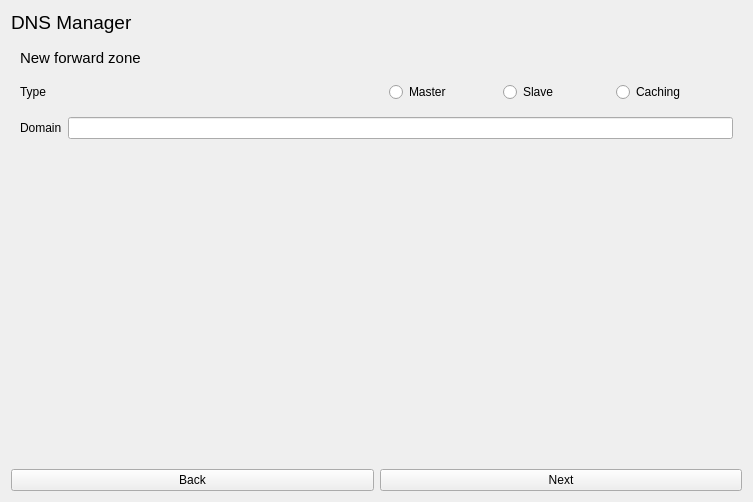
Before: the Qt Designer form dns_window.ui in kubekpop/slm, drawn with Qt 5.
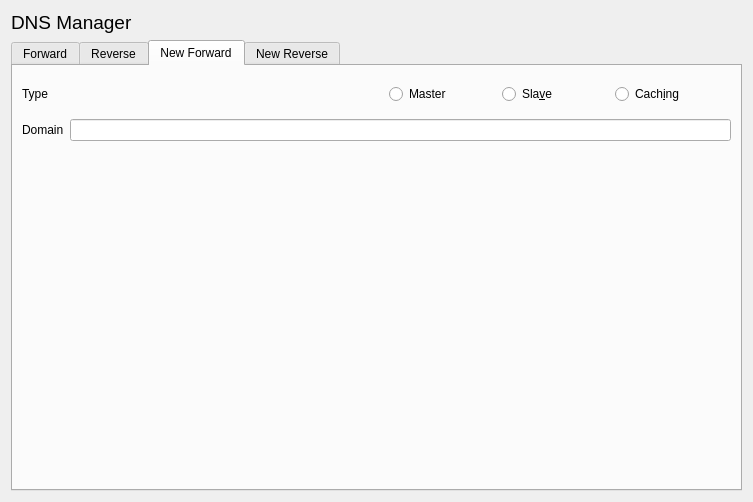
After: the same form once the commit is applied. The open tabs and pages were chosen to show the change.

Commit message:
Switched to tab widget
Switched from stacked to tab widget in DNS and DHCP windows, changed Docker default tab, added new build.

```diff
--- a/dns_window.ui
+++ b/dns_window.ui
@@ -27,13 +27,16 @@
     </widget>
    </item>
    <item>
-    <widget class="QStackedWidget" name="stacked">
+    <widget class="QTabWidget" name="tabWidget">
      <property name="currentIndex">
-      <number>2</number>
+      <number>0</number>
      </property>
-     <widget class="QWidget" name="page">
-      <layout class="QVBoxLayout" name="verticalLayout">
-       <item>
+     <widget class="QWidget" name="tab">
+      <attribute name="title">
+       <string>Forward</string>
+      </attribute>
+      <layout class="QGridLayout" name="gridLayout">
+       <item row="0" column="0">
         <layout class="QHBoxLayout" name="horizontalLayout">
          <item>
           <widget class="QLabel" name="label_2">
@@ -63,7 +66,7 @@
          </item>
         </layout>
        </item>
-       <item>
+       <item row="1" column="0">
         <widget class="QTableWidget" name="tableWidget">
          <property name="dragEnabled">
           <bool>false</bool>
@@ -139,21 +142,31 @@
        </item>
       </layout>
      </widget>
-     <widget class="QWidget" name="page_2">
-      <layout class="QVBoxLayout" name="verticalLayout_4">
-       <item>
-        <widget class="QLabel" name="label_3">
-         <property name="font">
-          <font>
-           <pointsize>11</pointsize>
-          </font>
-         </property>
-         <property name="text">
-          <string>New forward zone</string>
-         </property>
-        </widget>
+     <widget class="QWidget" name="tab_2">
+      <attribute name="title">
+       <string>Reverse</string>
+      </attribute>
+     </widget>
+     <widget class="QWidget" name="tab_3">
+      <attribute name="title">
+       <string>New Forward</string>
+      </attribute>
+      <layout class="QGridLayout" name="gridLayout_2">
+       <item row="1" column="0">
+        <layout class="QHBoxLayout" name="horizontalLayout_7">
+         <item>
+          <widget class="QLabel" name="label_7">
+           <property name="text">
+            <string>Domain</string>
+           </property>
+          </widget>
+         </item>
+         <item>
+          <widget class="QLineEdit" name="lineEdit"/>
+         </item>
+        </layout>
        </item>
-       <item>
+       <item row="0" column="0">
         <layout class="QHBoxLayout" name="horizontalLayout_2">
          <item>
           <widget class="QLabel" name="label_4">
@@ -175,14 +188,14 @@
             <item>
              <widget class="QRadioButton" name="radioButton_3">
               <property name="text">
-               <string>Slave</string>
+               <string>Sla&amp;ve</string>
               </property>
              </widget>
             </item>
             <item>
              <widget class="QRadioButton" name="radioButton">
               <property name="text">
-               <string>Caching</string>
+               <string>Cach&amp;ing</string>
               </property>
              </widget>
             </item>
@@ -191,22 +204,8 @@
          </item>
         </layout>
        </item>
-       <item>
-        <layout class="QHBoxLayout" name="horizontalLayout_7">
-         <item>
-          <widget class="QLabel" name="label_7">
-           <property name="text">
-            <string>Domain</string>
-           </property>
-          </widget>
-         </item>
-         <item>
-          <widget class="QLineEdit" name="lineEdit"/>
-         </item>
-        </layout>
-       </item>
-       <item>
-        <spacer name="verticalSpacer_2">
+       <item row="2" column="0">
+        <spacer name="verticalSpacer">
          <property name="orientation">
           <enum>Qt::Vertical</enum>
          </property>
@@ -220,21 +219,12 @@
        </item>
       </layout>
      </widget>
-     <widget class="QWidget" name="page_3">
-      <layout class="QVBoxLayout" name="verticalLayout_3">
-       <item>
-        <widget class="QLabel" name="label_5">
-         <property name="font">
-          <font>
-           <pointsize>11</pointsize>
-          </font>
-         </property>
-         <property name="text">
-          <string>New reverse zone</string>
-         </property>
-        </widget>
-       </item>
-       <item>
+     <widget class="QWidget" name="tab_4">
+      <attribute name="title">
+       <string>New Reverse</string>
+      </attribute>
+      <layout class="QGridLayout" name="gridLayout_3">
+       <item row="0" column="0">
         <layout class="QHBoxLayout" name="horizontalLayout_4">
          <item>
           <widget class="QLabel" name="label_6">
@@ -272,7 +262,7 @@
          </item>
         </layout>
        </item>
-       <item>
+       <item row="1" column="0">
         <layout class="QHBoxLayout" name="horizontalLayout_8">
          <item>
           <widget class="QLabel" name="label_8">
@@ -286,8 +276,8 @@
          </item>
         </layout>
        </item>
-       <item>
-        <spacer name="verticalSpacer">
+       <item row="2" column="0">
+        <spacer name="verticalSpacer_2">
          <property name="orientation">
           <enum>Qt::Vertical</enum>
          </property>
@@ -304,22 +294,7 @@
     </widget>
    </item>
    <item>
-    <layout class="QHBoxLayout" name="horizontalLayout_6">
-     <item>
-      <widget class="QPushButton" name="back">
-       <property name="text">
-        <string>Back</string>
-       </property>
-      </widget>
-     </item>
-     <item>
-      <widget class="QPushButton" name="next">
-       <property name="text">
-        <string>Next</string>
-       </property>
-      </widget>
-     </item>
-    </layout>
+    <layout class="QHBoxLayout" name="horizontalLayout_6"/>
    </item>
   </layout>
  </widget>
```
The commit also changes 7 other files.
